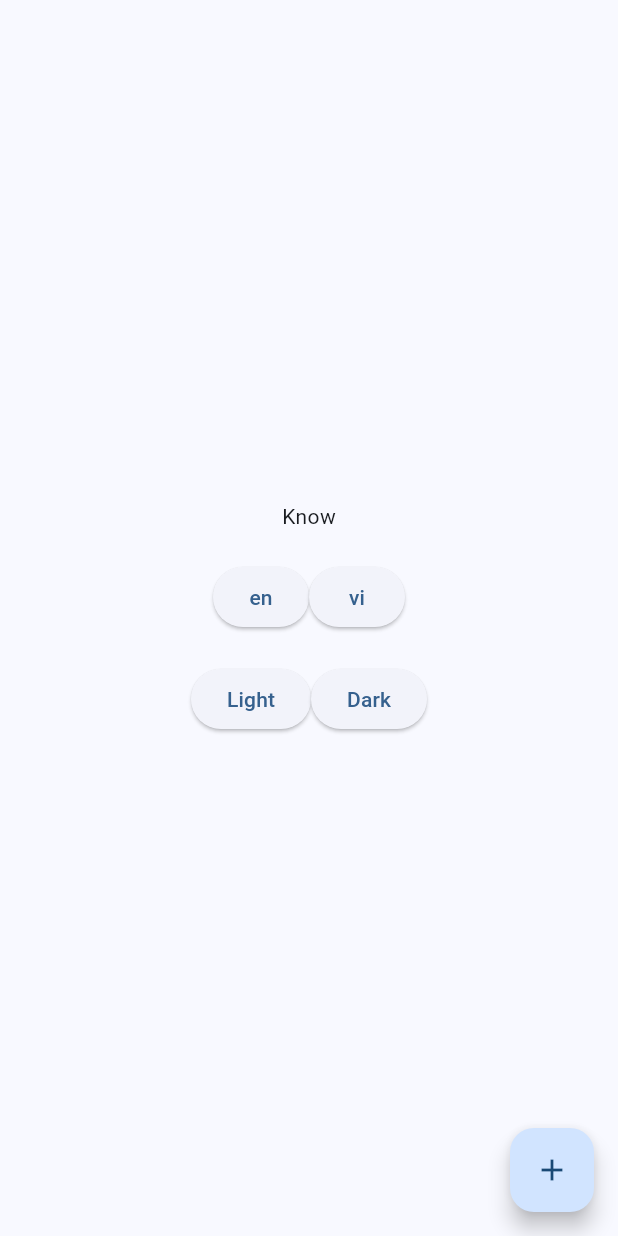
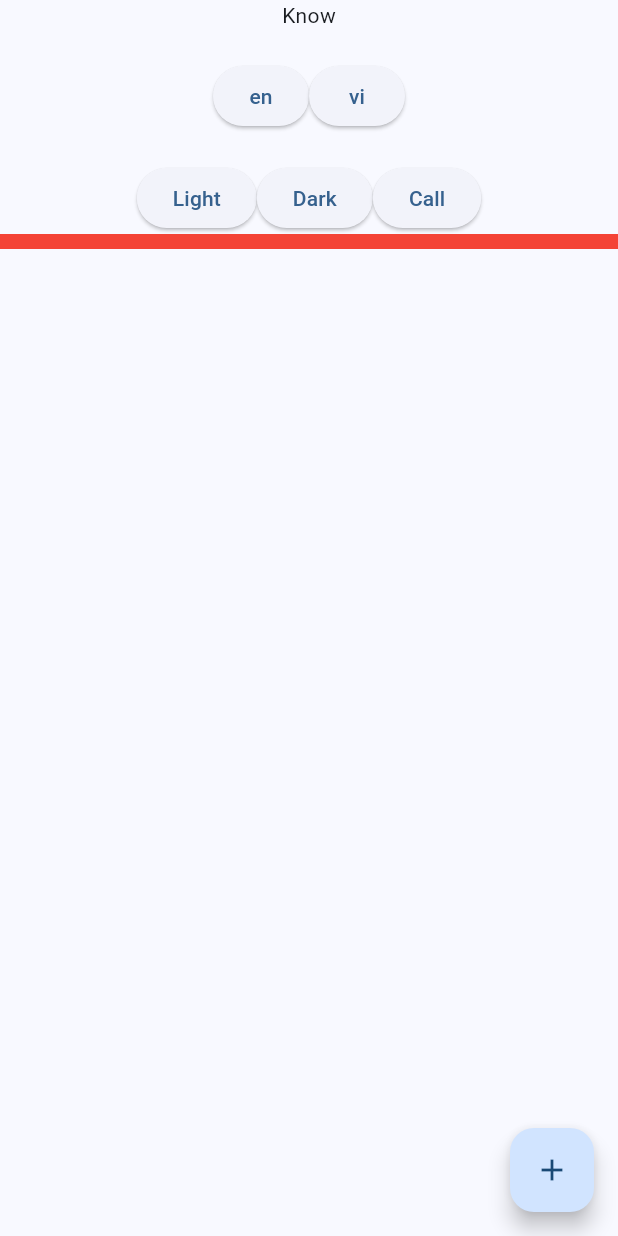
Before and after one commit to haidzkkk/Base_BloC, a Flutter app: the screen it shows after launch, on a phone screen of 412 x 824 dp. Run offline on Flutter 3.47's test engine with Material 3 defaults, Android fonts, the phone set to English and light mode, and no system bars; our stand-ins replace bloc, equatable, flutter_bloc, get_it, hive, just_audio and 1 more; accounts and stored records are empty; generated files the repository leaves out were written again.

Commit message:
setup api, with state bloc

```diff
--- a/lib/feature/commons/contants/app_constants.dart
+++ b/lib/feature/commons/contants/app_constants.dart
@@ -3,4 +3,14 @@ class AppConstants{
   static const String TOKEN = "sprf_token";
   static const String LANGUAGE_CODE = "sprf_language";
   static const String THEME_CODE = "sprf_theme";
+
+
+  static const String BASE_URL = "https://phimapi.com";
+
+  static const String LIST_MOVIE = "/danh-sach/phim-moi-cap-nhat";
+
+  static const int HTTP_OK = 200;
+
+  static const String ITEMS = "items";
+  static const String PAGINATION = "pagination";
 }
--- /dev/null
+++ b/lib/feature/data/repositories/home_repo.dart
@@ -0,0 +1,20 @@
+
+import 'package:shared_preferences/shared_preferences.dart';
+import 'package:spotify/feature/data/api/api_client.dart';
+import 'package:spotify/feature/data/models/response.dart';
+
+import '../../commons/contants/app_constants.dart';
+
+class HomeRepo {
+  ApiClient apiClient;
+  SharedPreferences sharedPreferences;
+
+  HomeRepo(this.apiClient, this.sharedPreferences);
+
+  Future<Response> getListMovie(int pageIndex) async{
+    var query = {
+      "page": "$pageIndex",
+    };
+    return await apiClient.getData(uri: AppConstants.LIST_MOVIE, query: query,);
+  }
+}
--- a/lib/feature/di/InjectionContainer.dart
+++ b/lib/feature/di/InjectionContainer.dart
@@ -1,4 +1,5 @@
 import 'package:get_it/get_it.dart';
+import 'package:spotify/feature/data/repositories/home_repo.dart';
 import 'package:spotify/feature/presentation/blocs/main/main_bloc_cubit.dart';
 import '../commons/utility/locale_util.dart';
 import '../commons/utility/theme_ulti.dart';
@@ -32,10 +33,10 @@ Future<void> init() async {
 
   ///[Bloc]
   ///
-  // sl.registerFactory(() => HomeBloc(roomRepo: sl(), roomOfflineRepo: sl(), messageOfflineRepo: sl()));
-  sl.registerFactory(() => HomeBloc());
+  sl.registerFactory(() => HomeBloc(repo: sl()));
   sl.registerFactory(() => MainBloc(sharedPreferences: sl(), localeHelper: sl(), themeHelper: sl()));
 
   ///[Repository]
   sl.registerFactory(() => AuthRepo(apiClient: sl(), sharedPreferences: sl()));
+  sl.registerFactory(() => HomeRepo(sl(), sl()));
 }
--- a/lib/feature/presentation/blocs/home/home_bloc.dart
+++ b/lib/feature/presentation/blocs/home/home_bloc.dart
@@ -1,25 +1,41 @@
 import 'package:flutter_bloc/flutter_bloc.dart';
+import 'package:spotify/feature/data/models/response/movie.dart';
 
+import '../../../data/repositories/home_repo.dart';
 import 'home_event.dart';
 import 'home_state.dart';
 
 
 class HomeBloc extends Bloc<HomeEvent, HomeState> {
+  HomeRepo repo;
 
-  HomeBloc() : super(HomeInitial()) {
+  HomeBloc({
+    required this.repo
+  } ) : super(HomeState()) {
     listenEvent();
   }
 
-  int count = 0;
-
   void listenEvent(){
     on<InitHomeEvent>((event, emit) {
-      count = 0;
+      emit.call(HomeState());
     });
 
     on<CountHomeEvent>((event, emit) {
+      int count = state.count;
       count++;
-      emit.call(CountHomeState(count));
+      emit.call(state.copyWithCounter(count));
     });
+
+    on<GetListHomeEvent>(getMovie);
+  }
+
+  Future<void> getMovie(GetListHomeEvent event, Emitter<HomeState> emit) async{
+    var response = await repo.getListMovie(1);
+    if(response.statusCode == 200){
+      var data = MovieResponse.fromJson(response.body);
+      emit.call(state.copyWithList(data.items ?? []));
+    }else{
+      emit.call(state.copyWithCounter(0));
+    }
   }
 }
--- a/lib/feature/presentation/blocs/home/home_event.dart
+++ b/lib/feature/presentation/blocs/home/home_event.dart
@@ -8,3 +8,7 @@ class InitHomeEvent extends HomeEvent{
 class CountHomeEvent extends HomeEvent{
 
 }
+
+class GetListHomeEvent extends HomeEvent{
+
+}
--- a/lib/feature/presentation/blocs/home/home_state.dart
+++ b/lib/feature/presentation/blocs/home/home_state.dart
@@ -1,19 +1,36 @@
 import 'package:equatable/equatable.dart';
+import 'package:spotify/feature/data/models/response/movie.dart';
 
-abstract class HomeState extends Equatable{
-  const HomeState();
-}
+class HomeState extends Equatable {
+  final int count;
+  final List<Movie> listData;
 
-final class HomeInitial extends HomeState {
-  @override
-  List<Object?> get props => [];
-}
+  HomeState({
+    int? count,
+    List<Movie>? listData,
+  }) : count = count ?? 0,
+        listData = listData ?? [];
 
-final class CountHomeState extends HomeState {
-  final int count;
 
-  const CountHomeState(this.count);
+  HomeState copyWith({
+    int? counter,
+    List<Movie>? listData
+  }){
+    return HomeState(
+        count: counter,
+        listData: listData
+    );
+  }
+
+  HomeState copyWithCounter(int counter,){
+    return HomeState(count: counter, listData: listData);
+  }
+
+  HomeState copyWithList(List<Movie> listData,){
+    return HomeState(count: count, listData: listData);
+  }
+
 
   @override
-  List<Object?> get props => [count];
+  List<Object?> get props => [count, listData];
 }
--- a/lib/feature/presentation/screen/home_screen/home_screen.dart
+++ b/lib/feature/presentation/screen/home_screen/home_screen.dart
@@ -1,11 +1,15 @@
 import 'package:flutter/cupertino.dart';
 import 'package:flutter/material.dart';
 import 'package:flutter_bloc/flutter_bloc.dart';
+import 'package:spotify/feature/commons/contants/app_constants.dart';
 import 'package:spotify/feature/commons/utility/locale_util.dart';
+import 'package:spotify/feature/commons/utility/utils.dart';
+import 'package:spotify/feature/data/api/api_client.dart';
 import 'package:spotify/feature/presentation/blocs/home/home_event.dart';
 import 'package:spotify/feature/presentation/blocs/main/main_bloc_cubit.dart';
 import 'package:spotify/main.dart';
 
+import '../../../di/InjectionContainer.dart';
 import '../../blocs/home/home_bloc.dart';
 import '../../blocs/home/home_state.dart';
 
@@ -41,7 +45,7 @@ class _HomeScreenState extends State<HomeScreen> {
           children: [
             BlocBuilder<HomeBloc, HomeState>(
               builder: (context, state) {
-                if(state is CountHomeState){
+                if(state.count != 0){
                   return Text("${state.count}");
                 }
                 return Text(context.locale.know);
@@ -74,9 +78,31 @@ class _HomeScreenState extends State<HomeScreen> {
                       context.read<MainBloc>().changeTheme(true);
                     },
                     child: const Text("Dark")
-                )
+                ),
+                ElevatedButton(
+                    onPressed: () async {
+                      homeBloc.add(GetListHomeEvent());
+                    },
+                    child: const Text("Call")
+                ),
               ],
-            )
+            ),
+            Container(
+              width: double.infinity,
+              height: 10,
+              color: Colors.red,
+            ),
+            Expanded(
+              child: BlocBuilder<HomeBloc, HomeState>(
+                builder: (context, state) {
+                  return ListView(
+                    children: state.listData.map(
+                            (element) => Text(element.name ?? "")
+                    ).toList(),
+                  );
+                },
+              ),
+            ),
           ],
         ),
       ),
```
Also changed, not shown: lib/feature/commons/utility/utils.dart (added, +7 -0 lines), lib/feature/data/api/api_client.dart (+144 -2 lines), lib/feature/data/models/response.dart (added, +22 -0 lines), lib/feature/data/models/response/movie.dart (added, +126 -0 lines).
